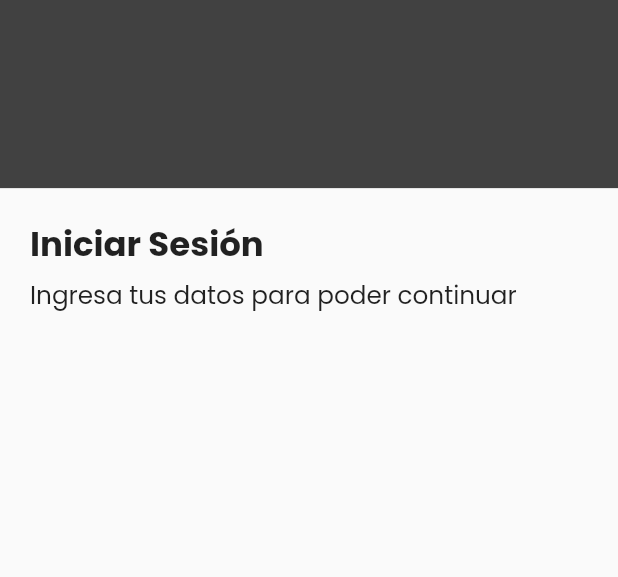
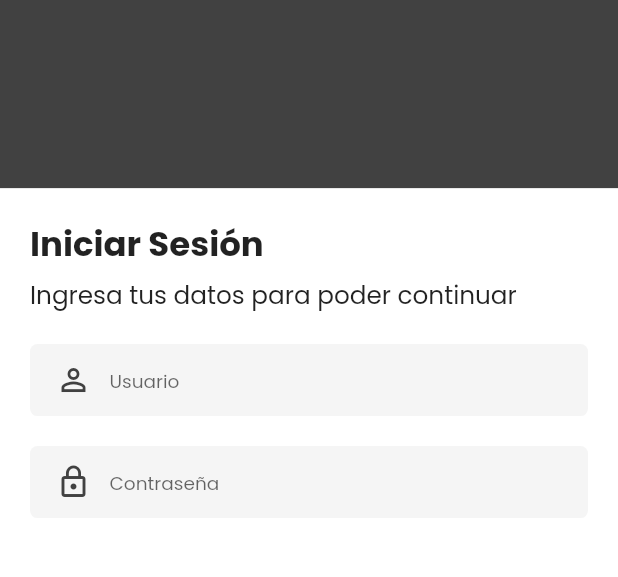
Before and after one commit to GEnriqueGT/plantas_flutter, a Flutter app: the screen it shows after launch, on a phone screen of 412 x 824 dp, the part 331-908 px from its top. Run offline on Flutter 3.47's test engine with Material 2 defaults, Android fonts, the phone set to English and light mode, and no system bars.

Commit message:
vista login

```diff
--- a/lib/src/app.dart
+++ b/lib/src/app.dart
@@ -7,6 +7,7 @@ class MyApp extends StatelessWidget {
   Widget build(BuildContext context) {
     // ignore: prefer_const_constructors
     return MaterialApp(
+      theme: new ThemeData(scaffoldBackgroundColor: Color(0xFFFFFFFF)),
       debugShowCheckedModeBanner: false,
       home: const Scaffold(
         body: LoginScreen(),
--- a/lib/src/ui/login_screen.dart
+++ b/lib/src/ui/login_screen.dart
@@ -7,12 +7,13 @@ class LoginScreen extends StatelessWidget {
     double screenHeight = MediaQuery.of(context).size.height;
     double screenWidth = MediaQuery.of(context).size.width;
     return Scaffold(
-      body: Column(
-        crossAxisAlignment: CrossAxisAlignment.start,
+      body: ListView(
         children: <Widget>[
           Logo(screenHeight, screenWidth),
-          textIniciar(screenWidth),
+          TextIniciar(screenWidth),
           TextIngresa(screenWidth),
+          UserTextField(screenWidth),
+          PasswordTextField(screenWidth)
         ],
       ),
     );
@@ -31,7 +32,7 @@ Widget Logo(double screenHeight, double screenWidth) {
   );
 }
 
-Widget textIniciar(double screenWidth) {
+Widget TextIniciar(double screenWidth) {
   double fontSizeScaled = screenWidth * 0.055;
   return Padding(
     padding: const EdgeInsets.fromLTRB(20.0, 20.0, 0, 0),
@@ -45,6 +46,7 @@ Widget textIniciar(double screenWidth) {
   );
 }
 
+// ignore: non_constant_identifier_names
 Widget TextIngresa(double screenWidth) {
   double fontSizeScaled = screenWidth * 0.04;
   return Padding(
@@ -58,3 +60,53 @@ Widget TextIngresa(double screenWidth) {
     ),
   );
 }
+
+// ignore: non_constant_identifier_names
+Widget UserTextField(double screenWidth) {
+  double fontSizeScaled = screenWidth * 0.03;
+  return Container(
+    margin: const EdgeInsets.fromLTRB(20, 20, 20, 10),
+    padding: const EdgeInsets.only(left: 5),
+    decoration: BoxDecoration(
+        color: const Color(0xFFF5F5F5), borderRadius: BorderRadius.circular(5)),
+    child: TextFormField(
+      style: TextStyle(
+          fontWeight: FontWeight.w400,
+          fontSize: fontSizeScaled,
+          fontFamily: 'Poppins'),
+      decoration: const InputDecoration(
+          contentPadding: EdgeInsets.only(top: 15.0),
+          border: InputBorder.none,
+          hintText: 'Usuario',
+          prefixIcon: Icon(
+            Icons.person_outline,
+            color: Color(0xff414141),
+          )),
+    ),
+  );
+}
+
+// ignore: non_constant_identifier_names
+Widget PasswordTextField(double screenWidth) {
+  double fontSizeScaled = screenWidth * 0.03;
+  return Container(
+    margin: const EdgeInsets.fromLTRB(20, 10, 20, 10),
+    padding: const EdgeInsets.only(left: 5),
+    decoration: BoxDecoration(
+        color: const Color(0xFFF5F5F5), borderRadius: BorderRadius.circular(5)),
+    child: TextFormField(
+      style: TextStyle(
+          fontWeight: FontWeight.w400,
+          fontSize: fontSizeScaled,
+          fontFamily: 'Poppins'),
+      decoration: const InputDecoration(
+          contentPadding: EdgeInsets.only(top: 15.0),
+          border: InputBorder.none,
+          hintText: 'Contraseña',
+          prefixIcon: Icon(
+            Icons.lock_outline,
+            color: Color(0xff414141),
+          )),
+    ),
+  );
+}
```
